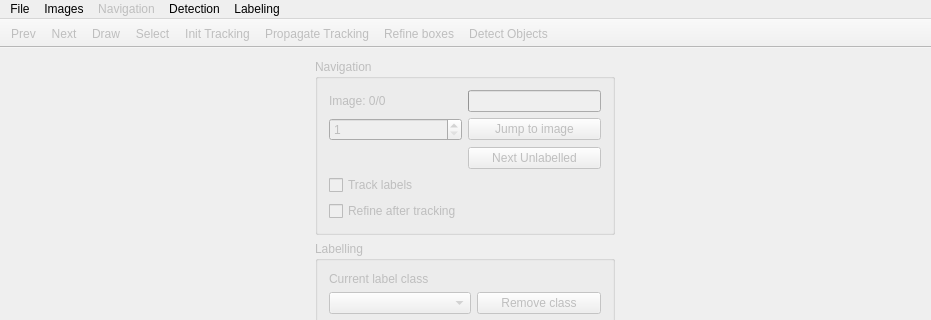
Qt form src/mainwindow.ui (jveitchmichaelis/deeplabel) before a commit; both pictures show x 0 to 931 and y 0 to 320 of the 931 by 698 pixel window.
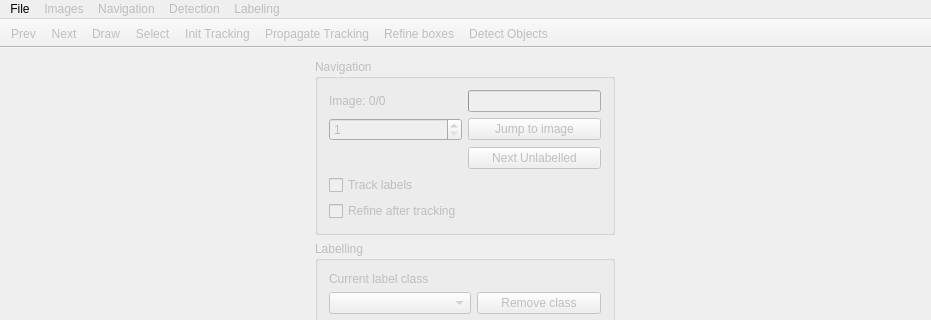
The same form after that commit.

Commit message: display image path as status

What changed in the file:
```diff
--- a/src/mainwindow.ui
+++ b/src/mainwindow.ui
@@ -400,7 +400,7 @@
      <x>0</x>
      <y>0</y>
      <width>931</width>
-     <height>20</height>
+     <height>21</height>
     </rect>
    </property>
    <widget class="QMenu" name="menuFile">
@@ -426,6 +426,9 @@
     <addaction name="actionJump_backward"/>
    </widget>
    <widget class="QMenu" name="menuDetection">
+    <property name="enabled">
+     <bool>false</bool>
+    </property>
     <property name="title">
      <string>Detection</string>
     </property>
@@ -436,7 +439,7 @@
    </widget>
    <widget class="QMenu" name="menuImages">
     <property name="enabled">
-     <bool>true</bool>
+     <bool>false</bool>
     </property>
     <property name="title">
      <string>Images</string>
@@ -449,6 +452,9 @@
     <addaction name="actionRefine_image_range"/>
    </widget>
    <widget class="QMenu" name="menuLabeling">
+    <property name="enabled">
+     <bool>false</bool>
+    </property>
     <property name="title">
      <string>Labeling</string>
     </property>
```
Left out of the diff: 8 changed lines with no effect on the pictures. The commit also changes 1 other file.
